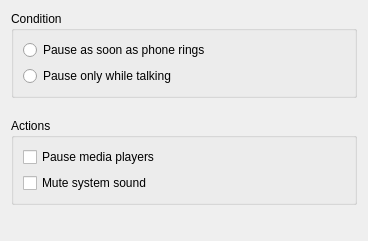
Qt form plugins/pausemusic/pausemusic_config.ui (KDE/kdeconnect-kde) before a commit.
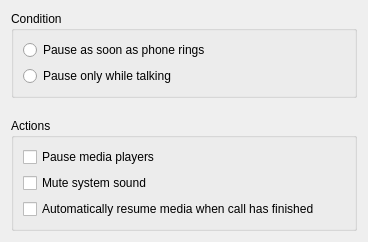
The same form after that commit.

Commit message: [pausemusic] Add option to not unpause music once call has finished.

The edit to the form file:
```diff
--- a/plugins/pausemusic/pausemusic_config.ui
+++ b/plugins/pausemusic/pausemusic_config.ui
@@ -75,6 +75,13 @@
         </property>
        </widget>
       </item>
+      <item>
+       <widget class="QCheckBox" name="check_resume">
+        <property name="text">
+         <string>Automatically resume media when call has finished</string>
+        </property>
+       </widget>
+      </item>
      </layout>
     </widget>
    </item>
```
The commit also changes 3 other files.
